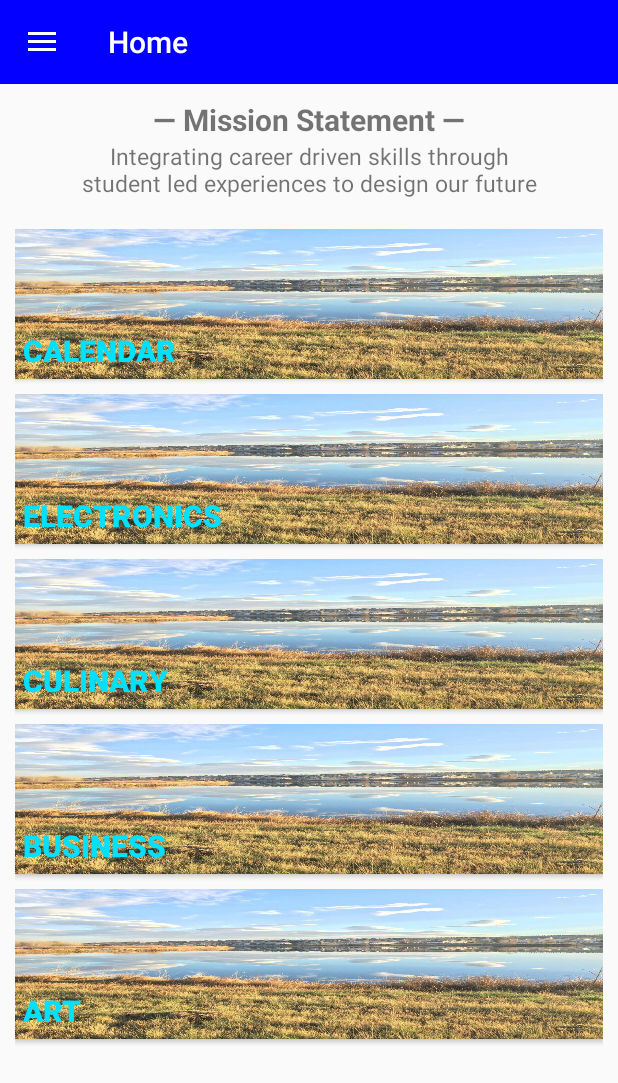
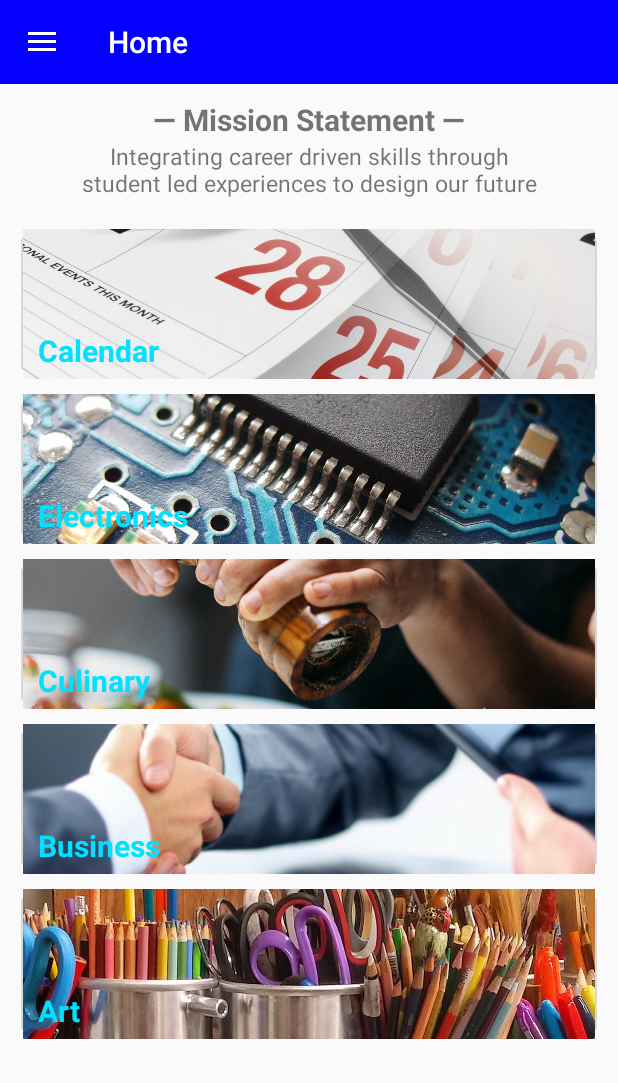
Before and after one commit to natekamp/IDEACenter_app, an Android app: the MainActivity screen opened directly, with no data from a screen before it, on a phone screen of 412 x 824 dp. Shown: the top 1083 px of the screen. Run offline under Robolectric (Android 15) with nearby library versions, the phone set to English and light mode, and no system bars; our stand-ins replace CircleImageView, Firebase (no records; nobody signed in at launch, a user with empty details on screens opened directly), Picasso; 1 statement that could not run was skipped.

Commit message:
Added main subject list thumbnails.

```diff
--- a/app/src/main/java/natekamp/ideas/MainActivity.java
+++ b/app/src/main/java/natekamp/ideas/MainActivity.java
@@ -42,6 +42,7 @@ public class MainActivity extends AppCompatActivity implements SubjectListRecycl
 
     private RecyclerView subjectList;
     private ArrayList<String> subjectNames;
+    private ArrayList<Integer> subjectThumbnails;
     private SubjectListRecyclerAdapter sLAdapter;
 
     @Override
@@ -189,13 +190,21 @@ public class MainActivity extends AppCompatActivity implements SubjectListRecycl
     private void displaySubjectList()
     {
         subjectNames = new ArrayList<>();
+        subjectThumbnails = new ArrayList<>();
 
         subjectNames.add(this.getString(R.string.subject_name_art));
+        subjectThumbnails.add(R.drawable.art_thumbnail);
+
         subjectNames.add(this.getString(R.string.subject_name_business));
+        subjectThumbnails.add(R.drawable.business_thumbnail);
+
         subjectNames.add(this.getString(R.string.subject_name_culinary));
+        subjectThumbnails.add(R.drawable.culinary_thumbnail);
+
         subjectNames.add(this.getString(R.string.subject_name_electronics));
+        subjectThumbnails.add(R.drawable.electronics_thumbnail);
 
-        sLAdapter = new SubjectListRecyclerAdapter(this, subjectNames);
+        sLAdapter = new SubjectListRecyclerAdapter(this, subjectNames, subjectThumbnails);
         sLAdapter.setClickListener(this);
         subjectList.setAdapter(sLAdapter);
     }
--- a/app/src/main/java/natekamp/ideas/SubjectActivity.java
+++ b/app/src/main/java/natekamp/ideas/SubjectActivity.java
@@ -1,16 +1,44 @@
 package natekamp.ideas;
 
+import android.content.Intent;
 import android.support.v7.app.AppCompatActivity;
 import android.os.Bundle;
+import android.support.v7.widget.Toolbar;
+import android.view.MenuItem;
 
 public class SubjectActivity extends AppCompatActivity
 {
     String subjectName = getIntent().getStringExtra("EXTRA_SUBJECT_NAME");
+
+    private Toolbar mToolbar;
 
     @Override
     protected void onCreate(Bundle savedInstanceState)
     {
         super.onCreate(savedInstanceState);
         setContentView(R.layout.activity_subject);
+
+        mToolbar = (Toolbar) findViewById(R.id.post_toolbar);
+        setSupportActionBar(mToolbar);
+        getSupportActionBar().setDisplayHomeAsUpEnabled(true);
+        getSupportActionBar().setDisplayShowHomeEnabled(true);
+        getSupportActionBar().setTitle(subjectName);
+    }
+
+    @Override
+    public boolean onOptionsItemSelected(MenuItem item)
+    {
+        int id = item.getItemId();
+
+        if (id==android.R.id.home) sendToMainActivity();
+
+        return super.onOptionsItemSelected(item);
+    }
+
+    private void sendToMainActivity()
+    {
+        Intent mainIntent = new Intent(SubjectActivity.this, MainActivity.class);
+        startActivity(mainIntent);
+        finish();
     }
 }
--- a/app/src/main/java/natekamp/ideas/SubjectListRecyclerAdapter.java
+++ b/app/src/main/java/natekamp/ideas/SubjectListRecyclerAdapter.java
@@ -1,25 +1,32 @@
 package natekamp.ideas;
 
 import android.content.Context;
+import android.graphics.drawable.Drawable;
+import android.support.v4.content.ContextCompat;
 import android.support.v7.widget.RecyclerView;
 import android.view.LayoutInflater;
 import android.view.View;
 import android.view.ViewGroup;
 import android.widget.Button;
+import android.widget.ImageButton;
 import android.widget.TextView;
 
 import java.util.List;
 
 public class SubjectListRecyclerAdapter extends RecyclerView.Adapter<SubjectListRecyclerAdapter.ViewHolder>{
 
-    private List<String> mData;
+    private List<String> mStrings;
+    private List<Integer> mInts;
     private LayoutInflater mInflater;
     private ItemClickListener mClickListener;
+    Context context;
 
     // data is passed into the constructor
-    SubjectListRecyclerAdapter(Context context, List<String> data) {
+    SubjectListRecyclerAdapter(Context context, List<String> strings, List<Integer> ints) {
         this.mInflater = LayoutInflater.from(context);
-        this.mData = data;
+        this.mStrings = strings;
+        this.mInts = ints;
+        this.context = context;
     }
 
     // inflates the row layout from xml when needed
@@ -32,24 +39,29 @@ public class SubjectListRecyclerAdapter extends RecyclerView.Adapter<SubjectList
     // binds the data to the TextView in each row
     @Override
     public void onBindViewHolder(ViewHolder holder, int position) {
-        String title = mData.get(position);
-        holder.subjectItem.setText(title);
+        String title = mStrings.get(position);
+        holder.subjectText.setText(title);
+
+        Integer image = mInts.get(position);
+        holder.subjectButton.setImageResource(image);
     }
 
     // total number of rows
     @Override
     public int getItemCount() {
-        return mData.size();
+        return mStrings.size();
     }
 
 
     // stores and recycles views as they are scrolled off screen
     public class ViewHolder extends RecyclerView.ViewHolder implements View.OnClickListener {
-        Button subjectItem;
+        ImageButton subjectButton;
+        TextView subjectText;
 
         ViewHolder(View itemView) {
             super(itemView);
-            subjectItem = itemView.findViewById(R.id.subject_row_item);
+            subjectButton = itemView.findViewById(R.id.subject_row_button);
+            subjectText = itemView.findViewById(R.id.subject_row_text);
             itemView.setOnClickListener(this);
         }
 
@@ -60,8 +72,11 @@ public class SubjectListRecyclerAdapter extends RecyclerView.Adapter<SubjectList
     }
 
     // convenience method for getting data at click position
-    String getItem(int id) {
-        return mData.get(id);
+    String getString(int id) {
+        return mStrings.get(id);
+    }
+    Integer getThumbnail(int id) {
+        return mInts.get(id);
     }
 
     // allows click events to be caught
--- a/app/src/main/res/layout/activity_main.xml
+++ b/app/src/main/res/layout/activity_main.xml
@@ -25,18 +25,32 @@
             android:padding="10dp"
             android:orientation="vertical">
 
-            <Button
-                android:id="@+id/main_calendar_button"
+            <RelativeLayout
+                android:layout_width="match_parent"
+                android:layout_height="wrap_content">
+
+                <ImageButton
+                    android:id="@+id/subject_row_button"
                     android:layout_width="match_parent"
                     android:layout_height="100dp"
-                android:background="@drawable/header_background"
+                    android:src="@drawable/calendar_thumbnail"
+                    android:padding="5dp"
+                    android:scaleType="centerCrop"/>
+
+                <TextView
+                    android:id="@+id/subject_row_text"
+                    android:layout_width="match_parent"
+                    android:layout_height="100dp"
                     android:layout_marginBottom="10dp"
+                    android:layout_marginStart="10dp"
                     android:text="@string/subject_calendar"
                     android:gravity="bottom"
                     android:padding="5dp"
                     android:textStyle="bold"
                     android:textSize="20sp"
                     android:textColor="@color/colorPrimary"/>
+
+            </RelativeLayout>
 
             <android.support.v7.widget.RecyclerView
                 android:id="@+id/main_subjects_list"
--- a/app/src/main/res/layout/main_subject_list_item.xml
+++ b/app/src/main/res/layout/main_subject_list_item.xml
@@ -6,12 +6,20 @@
     android:layout_width="match_parent"
     android:layout_height="wrap_content">
 
-    <Button
-        android:id="@+id/subject_row_item"
+    <ImageButton
+        android:id="@+id/subject_row_button"
         android:layout_width="match_parent"
         android:layout_height="100dp"
-        android:background="@drawable/header_background"
+        android:src="@drawable/header_background"
+        android:padding="5dp"
+        android:scaleType="centerCrop"/>
+
+    <TextView
+        android:id="@+id/subject_row_text"
+        android:layout_width="match_parent"
+        android:layout_height="100dp"
         android:layout_marginBottom="10dp"
+        android:layout_marginStart="10dp"
         android:text="TITLE"
         android:gravity="bottom"
         android:padding="5dp"
```
Also changed, not shown: app/src/main/res/drawable/art_thumbnail.jpg (added), app/src/main/res/drawable/business_thumbnail.jpg (added), app/src/main/res/drawable/calendar_thumbnail.jpg (added), app/src/main/res/drawable/culinary_thumbnail.jpg (added), app/src/main/res/drawable/electronics_thumbnail.jpg (added). Lines whose indentation alone changed are shown as unchanged.
